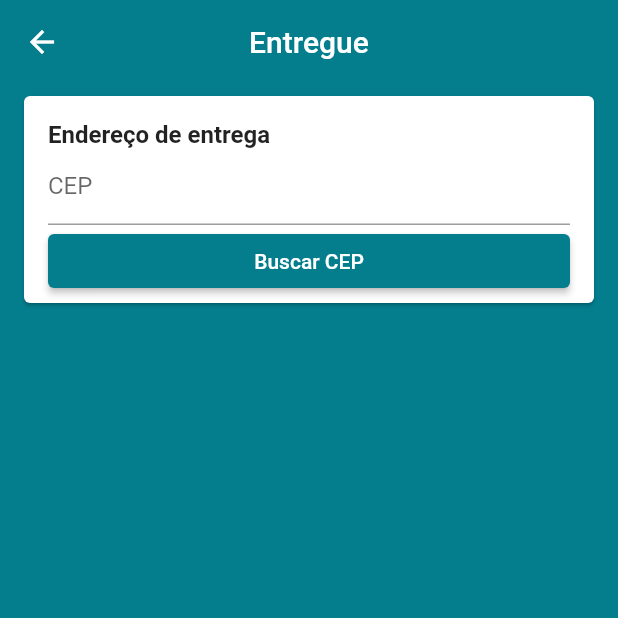
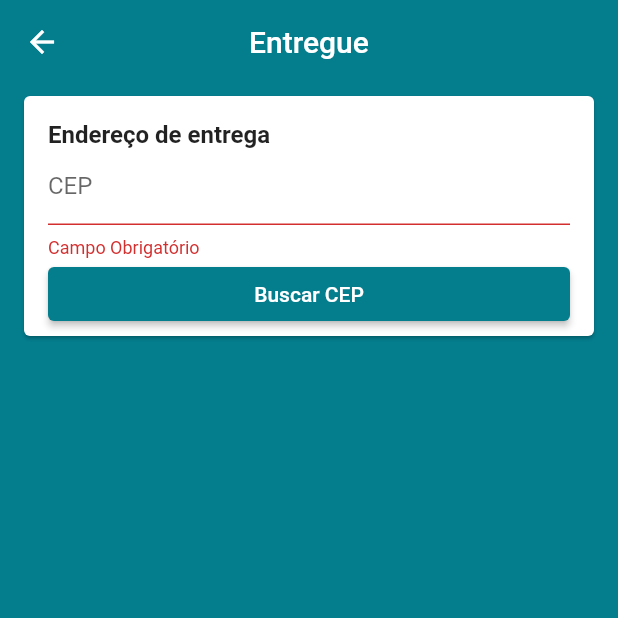
Before and after one commit to Dandy27/virtual-store, a Flutter app: the AddressScreen screen opened by its route, after a tap on "Buscar CEP", on a phone screen of 412 x 824 dp, the top half of it. Run offline on Flutter 3.47's test engine with Material 2 defaults, Android fonts, the phone set to English and light mode, and no system bars; our stand-ins replace brasil_fields, carousel_pro, cloud_firestore, dio, firebase_auth, firebase_storage and 4 more; missing offline and left inert: alphabet_list_scroll_view, dart:ffi; accounts and stored records are empty.

Commit message:
Formatando o campo de cep

```diff
--- a/virtual_store_app/lib/base/screens/address/components/address_card.dart
+++ b/virtual_store_app/lib/base/screens/address/components/address_card.dart
@@ -9,6 +9,7 @@ class AddressCard extends StatelessWidget {
       margin: const EdgeInsets.symmetric(horizontal: 16, vertical: 8),
       child: Padding(
         padding: const EdgeInsets.fromLTRB(16, 16, 16, 4),
+        child: Form(
           child: Column(
             crossAxisAlignment: CrossAxisAlignment.start,
             children: [
@@ -23,6 +24,7 @@ class AddressCard extends StatelessWidget {
             ],
           ),
         ),
+      ),
     );
   }
 }
--- a/virtual_store_app/lib/base/screens/address/components/cep_input_field.dart
+++ b/virtual_store_app/lib/base/screens/address/components/cep_input_field.dart
@@ -1,26 +1,41 @@
+import 'package:brasil_fields/brasil_fields.dart';
 import 'package:flutter/material.dart';
 import 'package:flutter/services.dart';
+import 'package:provider/provider.dart';
+import 'package:virtual_store_app/models/cart_manager.dart';
 
 class CepInputField extends StatelessWidget {
   @override
   Widget build(BuildContext context) {
+    final primaryColor = Theme.of(context).primaryColor;
+    final TextEditingController cepController = TextEditingController();
+
     return Column(
       crossAxisAlignment: CrossAxisAlignment.stretch,
       children: [
         TextFormField(
-      decoration: const InputDecoration(
-        isDense: true,
-        labelText: 'CEP',
-        hintText: '12.345-678'
-      ),
+          controller: cepController,
+          decoration: const InputDecoration(
+              isDense: true, labelText: 'CEP', hintText: '12.345-678'),
           inputFormatters: [
             FilteringTextInputFormatter.digitsOnly,
+            CepInputFormatter(),
           ],
           keyboardType: TextInputType.number,
+          validator: (cep) {
+            if (cep.isEmpty)
+              return 'Campo Obrigatório';
+            else if (cep.length != 10) return 'CEP Inválido';
+            return null;
+          },
         ),
         ElevatedButton(
-          style: ElevatedButton.styleFrom(primary: Theme.of(context).primaryColor),
-            onPressed: (){},
+            style: ElevatedButton.styleFrom(primary: primaryColor),
+            onPressed: () {
+              if (Form.of(context).validate()) {
+                context.read<CartManager>().getAddress(cepController.text);
+              }
+            },
             child: Text('Buscar CEP'))
       ],
     );
--- a/virtual_store_app/lib/main.dart
+++ b/virtual_store_app/lib/main.dart
@@ -20,7 +20,6 @@ import 'base/screens/select_product/select_product_screen.dart';
 void main() {
   runApp(MyApp());
 
-  CepAbertoService().getAddressFromCep('13080260').then((address) => print(address));
 }
 
 class MyApp extends StatelessWidget {
--- a/virtual_store_app/pubspec.yaml
+++ b/virtual_store_app/pubspec.yaml
@@ -41,6 +41,7 @@ dependencies:
   image_cropper: ^1.4.0
   uuid: ^2.0.4
   dio: ^3.0.9
+  brasil_fields: ^0.1.0
 
 dev_dependencies:
   flutter_test:
```
Also changed, not shown: virtual_store_app/lib/models/cart_manager.dart (+19 -5 lines), virtual_store_app/pubspec.lock. Lines whose indentation alone changed are shown as unchanged.
